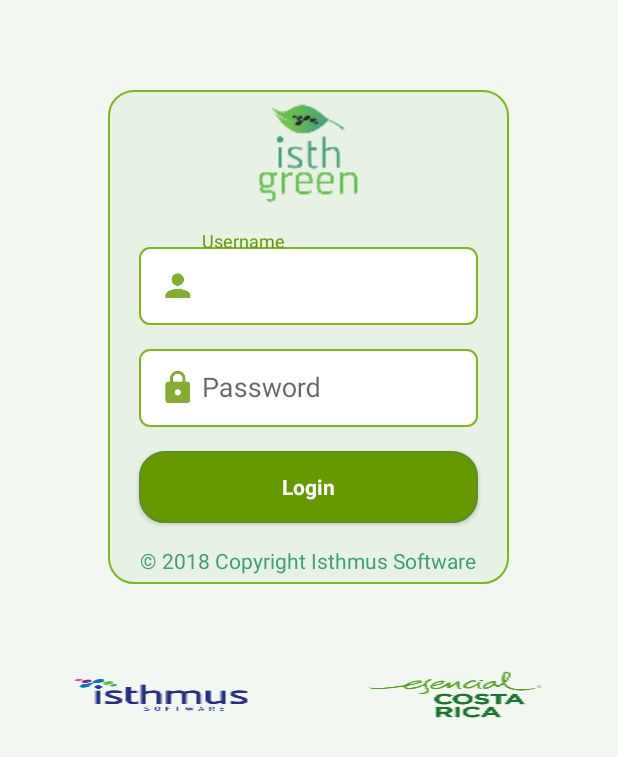
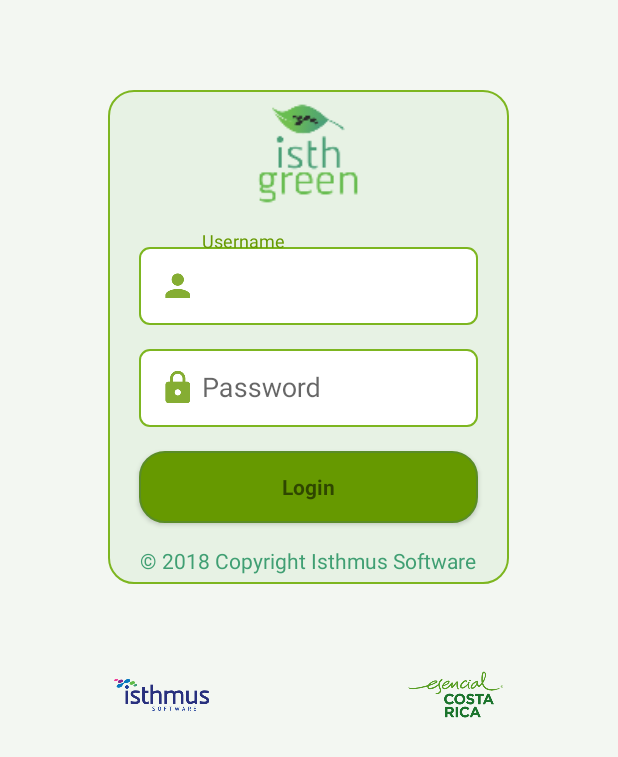
Before and after one commit to lgranadosIst/IsthGreenAndroidStudio, an Android app: the screen it shows after launch (LoginActivity), on a phone screen of 412 x 824 dp. Shown: the top 757 px of the screen. Run offline under Robolectric (Android 15) with nearby library versions, the phone set to English and light mode, and no system bars; our stand-ins replace Picasso; libraries missing offline, so code that uses them is left out: com.makeramen.roundedimageview; pictures from the network do not load; 1 statement that could not run was skipped.

Commit message:
Login images fix

```diff
--- a/app/src/main/java/com/isthmusit/isthgreen/isthgreenapp/LoginActivity.java
+++ b/app/src/main/java/com/isthmusit/isthgreen/isthgreenapp/LoginActivity.java
@@ -10,19 +10,21 @@ import android.view.View;
 import android.view.View.OnClickListener;
 import android.widget.Button;
 import android.widget.EditText;
+import android.widget.ImageView;
 import android.widget.TextView;
 import android.widget.Toast;
 
 import com.isthmusit.isthgreen.isthgreenapp.contract.JWTToken;
-import com.isthmusit.isthgreen.isthgreenapp.entity.User;
 import com.isthmusit.isthgreen.isthgreenapp.entity.UserCredential;
 import com.isthmusit.isthgreen.isthgreenapp.service.ApiService;
 import com.isthmusit.isthgreen.isthgreenapp.service.RetrofitClient;
 import com.isthmusit.isthgreen.isthgreenapp.service.SessionManager;
+import com.makeramen.roundedimageview.RoundedTransformationBuilder;
+import com.squareup.picasso.Picasso;
+import com.squareup.picasso.Transformation;
 
 import java.util.Calendar;
 
-import de.hdodenhof.circleimageview.CircleImageView;
 import okhttp3.OkHttpClient;
 import retrofit2.Call;
 import retrofit2.Callback;
@@ -36,7 +38,7 @@ public class LoginActivity extends AppCompatActivity {
     private Boolean isPasswordValid = false;
     private EditText mPasswordView;
     private EditText mUsernameView;
-    private CircleImageView isthmusLogo;
+    private ImageView isthmusLogo;
     private SessionManager sessionManager;
     private ProgressDialog progress;
 
@@ -63,7 +65,16 @@ public class LoginActivity extends AppCompatActivity {
         });
 
         isthmusLogo = findViewById(R.id.isthmus_logo);
-        isthmusLogo.setImageResource(R.mipmap.ic_isthgreen_foreground);
+        Transformation transformation = new RoundedTransformationBuilder()
+                .cornerRadiusDp(25)
+                .oval(false)
+                .build();
+        Picasso.with(this)
+                .load(R.mipmap.ic_isthgreen_foreground)
+                .fit()
+                .centerCrop()
+                .transform(transformation)
+                .into(isthmusLogo);
 
         sessionManager = new SessionManager(LoginActivity.this);
     }
--- a/app/src/main/res/layout/activity_login.xml
+++ b/app/src/main/res/layout/activity_login.xml
@@ -38,7 +38,7 @@
                 <!--android:layout_height="match_parent"-->
                 <!--android:layout_gravity="center"-->
                 <!--android:background="@mipmap/ic_isthgreen_foreground" />-->
-            <de.hdodenhof.circleimageview.CircleImageView
+            <ImageView
                 android:id="@+id/isthmus_logo"
                 android:layout_width="170dp"
                 android:layout_height="match_parent"
@@ -103,7 +103,6 @@
             android:background="@drawable/button_round"
             android:text="@string/action_sign_in"
             android:textAllCaps="false"
-            android:textColor="#fff"
             android:textStyle="bold"
             android:typeface="sans" />
 
@@ -127,15 +126,23 @@
             android:layout_width="match_parent"
             android:layout_height="wrap_content"
             android:layout_weight="1"
-            android:background="@mipmap/ic_isthmus_foreground"
-            android:gravity="center"></LinearLayout>
+            android:gravity="center">
+            <ImageView
+                android:layout_width="wrap_content"
+                android:layout_height="wrap_content"
+                android:src="@mipmap/ic_isthmus_foreground"/>
+        </LinearLayout>
 
         <LinearLayout
             android:layout_width="match_parent"
             android:layout_height="wrap_content"
             android:layout_weight="1"
-            android:background="@mipmap/ic_essentialcr_foreground"
-            android:gravity="center"></LinearLayout>
+            android:gravity="center">
+            <ImageView
+                android:layout_width="wrap_content"
+                android:layout_height="wrap_content"
+                android:src="@mipmap/ic_essentialcr_foreground"/>
+        </LinearLayout>
 
     </LinearLayout>
 
```
